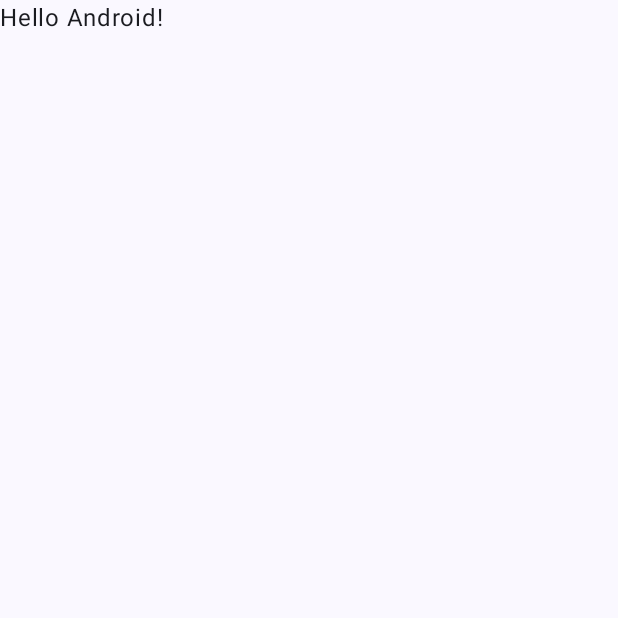
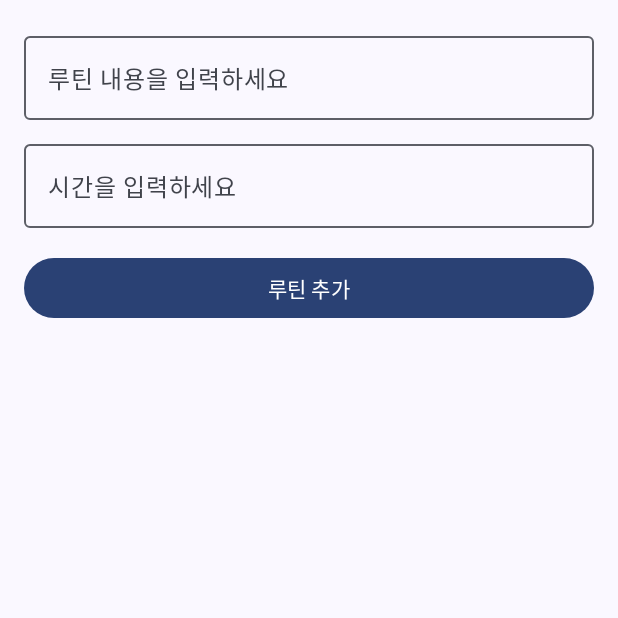
Before and after one commit to ShinSeungHyuck/Routine, an Android app built with Jetpack Compose: the screen it shows after launch (MainActivity), on a phone screen of 412 x 824 dp, the top half of it. Before the commit the part shown is almost empty. Run offline under Robolectric (Android 15) with nearby library versions, the phone set to English and light mode, and no system bars.

Commit message:
테스트2

```diff
--- a/app/src/main/java/com/example/routine/MainActivity.kt
+++ b/app/src/main/java/com/example/routine/MainActivity.kt
@@ -4,13 +4,15 @@ import android.os.Bundle
 import androidx.activity.ComponentActivity
 import androidx.activity.compose.setContent
 import androidx.activity.enableEdgeToEdge
-import androidx.compose.foundation.layout.fillMaxSize
-import androidx.compose.foundation.layout.padding
-import androidx.compose.material3.Scaffold
-import androidx.compose.material3.Text
-import androidx.compose.runtime.Composable
+import androidx.compose.foundation.layout.*
+import androidx.compose.foundation.lazy.LazyColumn
+import androidx.compose.foundation.lazy.items
+import androidx.compose.material3.*
+import androidx.compose.runtime.*
+import androidx.compose.ui.Alignment
 import androidx.compose.ui.Modifier
 import androidx.compose.ui.tooling.preview.Preview
+import androidx.compose.ui.unit.dp
 import com.example.routine.ui.theme.RoutineTheme
 
 class MainActivity : ComponentActivity() {
@@ -19,29 +21,75 @@ class MainActivity : ComponentActivity() {
         enableEdgeToEdge()
         setContent {
             RoutineTheme {
-                Scaffold(modifier = Modifier.fillMaxSize()) { innerPadding ->
-                    Greeting(
-                        name = "Android",
-                        modifier = Modifier.padding(innerPadding)
-                    )
+                RoutineScreen()
+            }
+        }
+    }
+}
+
+@Composable
+fun RoutineScreen() {
+    var routineText by remember { mutableStateOf("") }
+    var timeText by remember { mutableStateOf("") }
+    val routines = remember { mutableStateListOf<Pair<String, String>>() }
+
+    Scaffold(modifier = Modifier.fillMaxSize()) { innerPadding ->
+        Column(
+            modifier = Modifier
+                .padding(innerPadding)
+                .padding(16.dp)
+                .fillMaxSize(),
+            horizontalAlignment = Alignment.CenterHorizontally
+        ) {
+            OutlinedTextField(
+                value = routineText,
+                onValueChange = { routineText = it },
+                label = { Text("루틴 내용을 입력하세요") },
+                modifier = Modifier.fillMaxWidth()
+            )
+            Spacer(modifier = Modifier.height(8.dp))
+            OutlinedTextField(
+                value = timeText,
+                onValueChange = { timeText = it },
+                label = { Text("시간을 입력하세요") },
+                modifier = Modifier.fillMaxWidth()
+            )
+            Spacer(modifier = Modifier.height(16.dp))
+            Button(
+                onClick = {
+                    if (routineText.isNotBlank() && timeText.isNotBlank()) {
+                        routines.add(Pair(routineText, timeText))
+                        routineText = ""
+                        timeText = ""
+                    }
+                },
+                modifier = Modifier.fillMaxWidth()
+            ) {
+                Text("루틴 추가")
+            }
+            Spacer(modifier = Modifier.height(16.dp))
+            LazyColumn(modifier = Modifier.fillMaxSize()) {
+                items(routines) { routine ->
+                    Card(
+                        modifier = Modifier
+                            .fillMaxWidth()
+                            .padding(vertical = 4.dp)
+                    ) {
+                        Column(modifier = Modifier.padding(16.dp)) {
+                            Text("루틴: ${routine.first}")
+                            Text("시간: ${routine.second}")
+                        }
+                    }
                 }
             }
         }
     }
 }
 
-@Composable
-fun Greeting(name: String, modifier: Modifier = Modifier) {
-    Text(
-        text = "Hello $name!",
-        modifier = modifier
-    )
-}
-
 @Preview(showBackground = true)
 @Composable
-fun GreetingPreview() {
+fun RoutineScreenPreview() {
     RoutineTheme {
-        Greeting("Android")
+        RoutineScreen()
     }
 }
```
